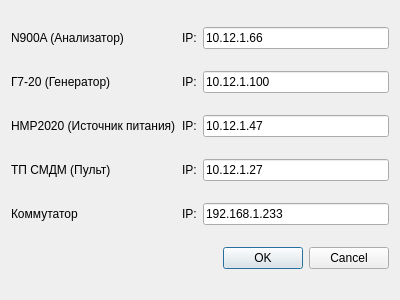
Madjita/SMDM, file moydialog.ui: the form before one commit.
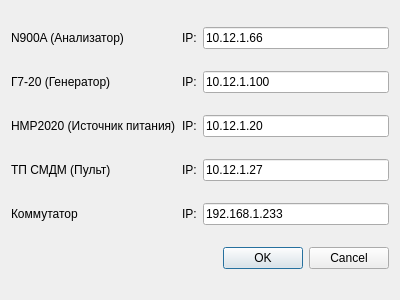
The form after the commit.

Diff of the .ui file:
```diff
--- a/moydialog.ui
+++ b/moydialog.ui
@@ -88,7 +88,7 @@
    <item row="2" column="2">
     <widget class="QLineEdit" name="lineEdit_6">
      <property name="text">
-      <string>10.12.1.47</string>
+      <string>10.12.1.20</string>
      </property>
      <property name="maxLength">
       <number>15</number>
```
